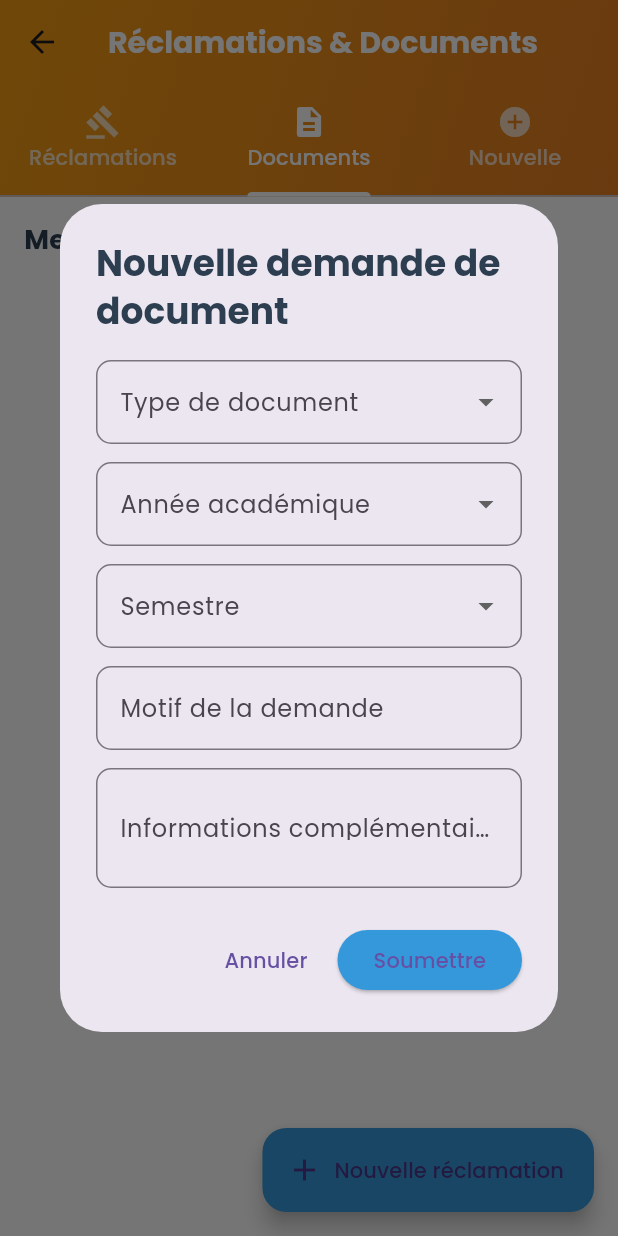
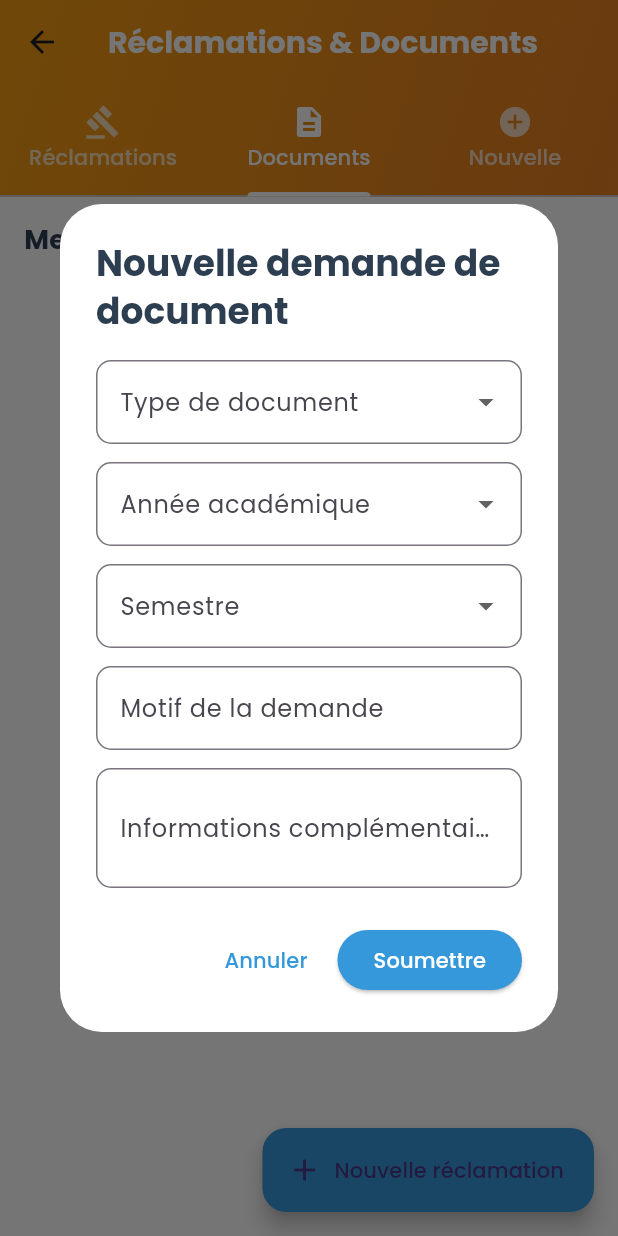
Before and after one commit to Latir-sudo/UfrSama2026, a Flutter app: the DocumentsPage screen opened directly with empty values, tab 2 chosen, after a tap on "Nouvelle réclamation", on a phone screen of 412 x 824 dp. Run offline on Flutter 3.47's test engine with Material 3 defaults, Android fonts, the phone set to English and light mode, and no system bars; our stand-ins replace cloud_firestore, firebase_auth, firebase_core, google_fonts; accounts and stored records are empty; network calls fail; project files that could hold a hidden picture were left out.

Commit message:
fonctionnalité de réclamation a jour

```diff
--- a/lib/EtuPage/detail_pages.dart
+++ b/lib/EtuPage/detail_pages.dart
@@ -1406,6 +1406,7 @@ class _DocumentsPageState extends State<DocumentsPage>
         return StatefulBuilder(
           builder: (context, setState) {
             return AlertDialog(
+              backgroundColor: Colors.white,
               title: Text(
                 'Nouvelle réclamation',
                 style: GoogleFonts.poppins(
@@ -1428,7 +1429,10 @@ class _DocumentsPageState extends State<DocumentsPage>
                       items: _courses.map((course) {
                         return DropdownMenuItem(
                           value: course.id,
-                          child: Text(course.name),
+                          child: Text(
+                            course.name,
+                            style: TextStyle(fontSize: 12),
+                          ),
                         );
                       }).toList(),
                       onChanged: (value) {
@@ -1524,7 +1528,10 @@ class _DocumentsPageState extends State<DocumentsPage>
               actions: [
                 TextButton(
                   onPressed: () => Navigator.pop(context),
-                  child: Text('Annuler'),
+                  child: Text(
+                    'Annuler',
+                    style: TextStyle(color: AppColors.primary),
+                  ),
                 ),
                 ElevatedButton(
                   onPressed: () async {
@@ -1559,6 +1566,7 @@ class _DocumentsPageState extends State<DocumentsPage>
                   },
                   style: ElevatedButton.styleFrom(
                     backgroundColor: AppColors.primary,
+                    foregroundColor: Colors.white,
                   ),
                   child: Text('Soumettre'),
                 ),
@@ -1583,6 +1591,7 @@ class _DocumentsPageState extends State<DocumentsPage>
         return StatefulBuilder(
           builder: (context, setState) {
             return AlertDialog(
+              backgroundColor: Colors.white,
               title: Text(
                 'Nouvelle demande de document',
                 style: GoogleFonts.poppins(
@@ -1715,7 +1724,10 @@ class _DocumentsPageState extends State<DocumentsPage>
               actions: [
                 TextButton(
                   onPressed: () => Navigator.pop(context),
-                  child: Text('Annuler'),
+                  child: Text(
+                    'Annuler',
+                    style: TextStyle(color: AppColors.primary),
+                  ),
                 ),
                 ElevatedButton(
                   onPressed: () async {
@@ -1756,7 +1768,10 @@ class _DocumentsPageState extends State<DocumentsPage>
                   style: ElevatedButton.styleFrom(
                     backgroundColor: AppColors.primary,
                   ),
-                  child: Text('Soumettre'),
+                  child: Text(
+                    'Soumettre',
+                    style: TextStyle(color: Colors.white),
+                  ),
                 ),
               ],
             );
@@ -2234,7 +2249,7 @@ class ResourcesPage extends StatelessWidget {
                             labelStyle: TextStyle(color: Colors.white),
                           ),
                           Text(
-                            '⭐ ${article.rating}',
+                            '${article.rating}',
                             style: TextStyle(fontWeight: FontWeight.bold),
                           ),
                         ],
```
